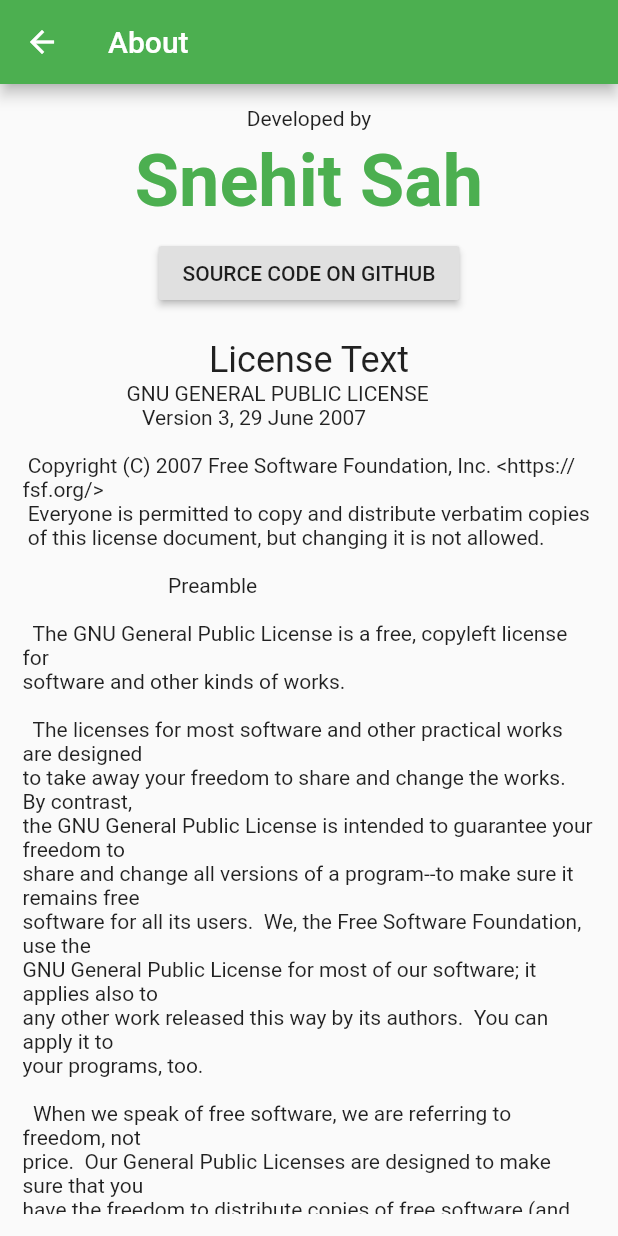
After one commit to flyingcakes85/midori, a Flutter app: the AboutScreen screen opened by its route, after a tap on "SOURCE CODE ON GITHUB", on a phone screen of 412 x 824 dp. The commit adds this screen. Run offline on Flutter 3.47's test engine with Material 2 defaults, Android fonts, the phone set to English and light mode, and no system bars; our stand-ins replace shared_preferences; accounts and stored records are empty.

Commit message:
Add About Page

```diff
--- a/lib/home_view.dart
+++ b/lib/home_view.dart
@@ -3,6 +3,7 @@ import 'package:flutter/material.dart';
 import 'package:Midori/screens/learn_screen.dart';
 import 'package:Midori/screens/stats_screen.dart';
 import 'package:Midori/screens/test_screen.dart';
+import 'package:Midori/screens/about_screen.dart';
 
 class HomeView extends StatefulWidget {
   @override
@@ -45,7 +46,17 @@ class _HomeViewState extends State<HomeView>
                 text: 'STATS',
               ),
             ]),
-        actions: <Widget>[Icon(Icons.more_vert)],
+        actions: <Widget>[
+          IconButton(
+            icon: Icon(Icons.more_vert),
+            onPressed: () => {
+              Navigator.pushNamed(
+                context,
+                AboutScreen.routeName,
+              )
+            },
+          )
+        ],
       ),
       body: TabBarView(
         controller: _tabController,
--- a/lib/main.dart
+++ b/lib/main.dart
@@ -3,6 +3,7 @@ import 'package:flutter/material.dart';
 import 'package:Midori/home_view.dart';
 import 'package:Midori/screens/quiz_screen.dart';
 import 'package:Midori/screens/result_screen.dart';
+import 'package:Midori/screens/about_screen.dart';
 
 void main() => runApp(Midori());
 
@@ -21,6 +22,7 @@ class Midori extends StatelessWidget {
       routes: {
         QuizScreen.routeName: (context) => QuizScreen(),
         ResultScreen.routeName: (context) => ResultScreen(),
+        AboutScreen.routeName: (context) => AboutScreen(),
       },
     );
   }
--- /dev/null
+++ b/lib/screens/about_screen.dart
@@ -0,0 +1,68 @@
+import 'package:flutter/material.dart';
+import 'package:flutter/widgets.dart';
+import 'package:url_launcher/url_launcher.dart';
+import 'package:flutter/services.dart' show rootBundle;
+
+launchURL(String url) async {
+  if (await canLaunch(url)) {
+    await launch(url);
+  } else {
+    throw 'Could not launch $url';
+  }
+}
+
+class AboutScreen extends StatefulWidget {
+  static const routeName = '/about_screen';
+  @override
+  _AboutScreenState createState() => _AboutScreenState();
+}
+
+class _AboutScreenState extends State<AboutScreen> {
+  Future<String> getFileData(String path) async {
+    return await rootBundle.loadString(path);
+  }
+
+  String _licenseText = 'License Text';
+
+  _fetchLicense() async {
+    String s = await getFileData('lib/assets/license.txt');
+    setState(() {
+      _licenseText = s;
+    });
+  }
+
+  @override
+  Widget build(BuildContext context) {
+    _fetchLicense();
+    return Scaffold(
+      appBar: AppBar(
+        title: Text('About'),
+      ),
+      body: Padding(
+          padding: EdgeInsets.all(15),
+          child: SingleChildScrollView(
+              child: Column(children: [
+            Text('Developed by'),
+            SizedBox(height: 5),
+            Text(
+              'Snehit Sah',
+              style: TextStyle(
+                  color: Colors.green,
+                  fontWeight: FontWeight.bold,
+                  fontSize: 48),
+            ),
+            SizedBox(height: 10),
+            RaisedButton(
+              child: Text('SOURCE CODE ON GITHUB'),
+              onPressed: () => launchURL('https://github.com/snehitsah/midori'),
+            ),
+            SizedBox(height: 20),
+            Text(
+              'License Text',
+              style: TextStyle(fontSize: 24),
+            ),
+            Text(_licenseText),
+          ]))),
+    );
+  }
+}
--- a/pubspec.yaml
+++ b/pubspec.yaml
@@ -50,6 +50,8 @@ flutter:
   # assets:
   #   - images/a_dot_burr.jpeg
   #   - images/a_dot_ham.jpeg
+  assets:
+    - lib/assets/license.txt
 
   # An image asset can refer to one or more resolution-specific "variants", see
   # https://flutter.dev/assets-and-images/#resolution-aware.
```
Also changed, not shown: lib/assets/license.txt (added).
